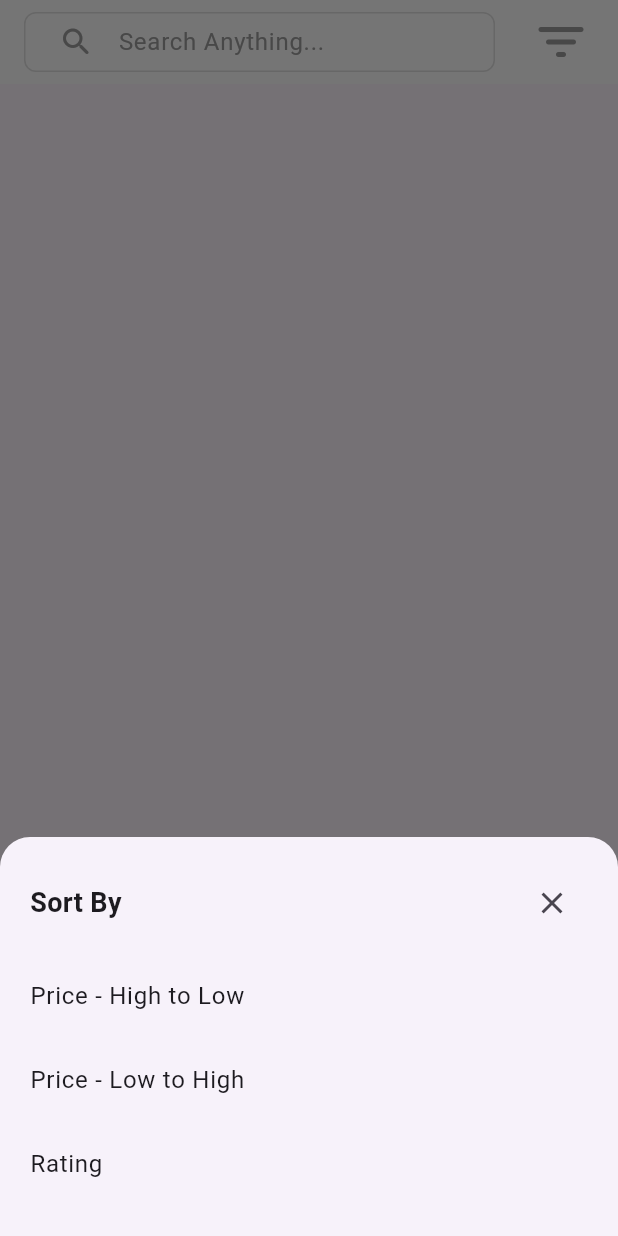
After one commit to khandakerahsunhabib/ecommerce_product_listing, a Flutter app: the SearchScreen screen opened by its route, after a tap on the "filter list" icon, on a phone screen of 412 x 824 dp. The commit adds this screen. Run offline on Flutter 3.47's test engine with Material 3 defaults, Android fonts, the phone set to English and light mode, and no system bars; our stand-ins replace get; network calls fail.

Commit message:
Search screen search field added, filter icon added to the appbar and also sorting bottom navigation drawer design is done.

```diff
--- a/lib/app.dart
+++ b/lib/app.dart
@@ -1,13 +1,21 @@
 import 'package:ecommerce_product_listing/screens/home/home_screen.dart';
+import 'package:ecommerce_product_listing/screens/search/search_screen.dart';
 import 'package:flutter/material.dart';
+import 'package:get/get.dart';
+
 class EcommerceProductListingApp extends StatelessWidget {
   const EcommerceProductListingApp({super.key});
 
   @override
   Widget build(BuildContext context) {
-    return MaterialApp(
+    return GetMaterialApp(
+      title: 'E-commerce Product Listing App',
       debugShowCheckedModeBanner: false,
-      home: HomeScreen(),
+      initialRoute: HomeScreen.name,
+      routes: {
+        HomeScreen.name: (context) => const HomeScreen(),
+        SearchScreen.name: (context) => const SearchScreen(),
+      },
     );
   }
 }
--- a/lib/screens/home/home_screen.dart
+++ b/lib/screens/home/home_screen.dart
@@ -1,13 +1,17 @@
+import 'package:ecommerce_product_listing/screens/search/search_screen.dart';
 import 'package:ecommerce_product_listing/widgets/product_listing_app_bar.dart';
 import 'package:flutter/material.dart';
+import 'package:get/get.dart';
 
 class HomeScreen extends StatelessWidget {
   const HomeScreen({super.key});
 
+  static const String name = '/';
+
   @override
   Widget build(BuildContext context) {
     return Scaffold(
-      appBar: ProductListingAppBar(),
+      appBar: ProductListingAppBar(child: _buildSearchFieldContents(context)),
       body: Padding(
         padding: const EdgeInsets.all(8.0),
         child: GridView.builder(
@@ -21,6 +25,31 @@ class HomeScreen extends StatelessWidget {
           itemBuilder: (context, index) {
             return _buildProductItemCard();
           },
+        ),
+      ),
+    );
+  }
+
+  Widget _buildSearchFieldContents(BuildContext context) {
+    return GestureDetector(
+      onTap: () {
+        Get.to(() => SearchScreen(), transition: Transition.rightToLeft);
+      },
+      child: Padding(
+        padding: const EdgeInsets.symmetric(horizontal: 10, vertical: 5),
+        child: Row(
+          mainAxisAlignment: MainAxisAlignment.start,
+          crossAxisAlignment: CrossAxisAlignment.center,
+          children: [
+            Icon(Icons.search_rounded, color: Colors.grey, size: 30),
+            const SizedBox(width: 10),
+            Text(
+              'Search Anything...',
+              style: Theme.of(
+                context,
+              ).textTheme.bodyLarge!.copyWith(color: Colors.grey),
+            ),
+          ],
         ),
       ),
     );
--- /dev/null
+++ b/lib/screens/search/search_screen.dart
@@ -0,0 +1,93 @@
+import 'package:ecommerce_product_listing/widgets/product_listing_app_bar.dart';
+import 'package:flutter/material.dart';
+import 'package:get/get.dart';
+
+class SearchScreen extends StatelessWidget {
+  const SearchScreen({super.key});
+
+  static const String name = 'search_screen';
+
+  @override
+  Widget build(BuildContext context) {
+    return Scaffold(
+      appBar: ProductListingAppBar(
+        onTap: () => _showSortBottomSheet(context),
+        icon: Icons.filter_list_rounded,
+        child: _buildSearchFieldContents(context),
+      ),
+    );
+  }
+
+  Widget _buildSearchFieldContents(BuildContext context) {
+    return GestureDetector(
+      onTap: () {
+        Get.to(() => SearchScreen(), transition: Transition.rightToLeft);
+      },
+      child: Padding(
+        padding: const EdgeInsets.symmetric(horizontal: 10, vertical: 5),
+        child: TextFormField(
+          decoration: InputDecoration(
+            border: OutlineInputBorder(borderSide: BorderSide.none),
+            contentPadding: EdgeInsets.zero,
+            prefixIcon: Icon(Icons.search_rounded, color: Colors.grey),
+            hintText: 'Search Anything...',
+            hintStyle: TextStyle(color: Colors.grey),
+          ),
+        ),
+      ),
+    );
+  }
+
+  void _showSortBottomSheet(BuildContext context) {
+    showModalBottomSheet(
+      context: context,
+      shape: const RoundedRectangleBorder(
+        borderRadius: BorderRadius.vertical(top: Radius.circular(20)),
+      ),
+      builder: (_) {
+        return Padding(
+          padding: const EdgeInsets.all(20),
+          child: Column(
+            mainAxisSize: MainAxisSize.min,
+            crossAxisAlignment: CrossAxisAlignment.start,
+            children: [
+              Row(
+                children: [
+                  const Expanded(
+                    child: Text(
+                      'Sort By',
+                      style: TextStyle(
+                        fontWeight: FontWeight.bold,
+                        fontSize: 18,
+                      ),
+                    ),
+                  ),
+                  IconButton(
+                    icon: const Icon(Icons.close),
+                    onPressed: () => Navigator.pop(context),
+                  ),
+                ],
+              ),
+              const SizedBox(height: 10),
+              ListTile(
+                contentPadding: EdgeInsets.zero,
+                title: const Text('Price - High to Low'),
+                onTap: () => Navigator.pop(context),
+              ),
+              ListTile(
+                contentPadding: EdgeInsets.zero,
+                title: const Text('Price - Low to High'),
+                onTap: () => Navigator.pop(context),
+              ),
+              ListTile(
+                contentPadding: EdgeInsets.zero,
+                title: const Text('Rating'), // fixed spelling
+                onTap: () => Navigator.pop(context),
+              ),
+            ],
+          ),
+        );
+      },
+    );
+  }
+}
--- a/lib/widgets/product_listing_app_bar.dart
+++ b/lib/widgets/product_listing_app_bar.dart
@@ -2,11 +2,32 @@ import 'package:flutter/material.dart';
 
 class ProductListingAppBar extends StatelessWidget
     implements PreferredSizeWidget {
-  const ProductListingAppBar({super.key});
+  const ProductListingAppBar({
+    super.key,
+    required this.child,
+    this.icon,
+    this.onTap,
+  });
+
+  final Widget child;
+  final IconData? icon;
+  final Function? onTap;
 
   @override
   Widget build(BuildContext context) {
     return AppBar(
+      actions: [
+        icon == null
+            ? SizedBox()
+            : Padding(
+              padding: EdgeInsets.only(right: 10),
+              child: IconButton(
+                onPressed: () => onTap?.call(),
+                icon: Icon(icon, size: 40, color: Colors.grey),
+              ),
+            ),
+      ],
+      automaticallyImplyLeading: false,
       title: Container(
         height: 40,
         decoration: BoxDecoration(
@@ -14,36 +35,13 @@ class ProductListingAppBar extends StatelessWidget
           borderRadius: BorderRadius.circular(8),
           border: Border.all(color: Colors.grey.shade300),
         ),
-        child: _buildSearchFieldContents(context),
+        child: child,
       ),
       backgroundColor: Colors.white,
       elevation: 0,
     );
   }
 
-  Widget _buildSearchFieldContents(BuildContext context) {
-    return GestureDetector(
-      onTap: () {},
-      child: Padding(
-        padding: const EdgeInsets.symmetric(horizontal: 10, vertical: 5),
-        child: Row(
-          mainAxisAlignment: MainAxisAlignment.start,
-          crossAxisAlignment: CrossAxisAlignment.center,
-          children: [
-            Icon(Icons.search_rounded, color: Colors.grey, size: 30),
-            const SizedBox(width: 10),
-            Text(
-              'Search Anything...',
-              style: Theme.of(
-                context,
-              ).textTheme.bodyLarge!.copyWith(color: Colors.grey),
-            ),
-          ],
-        ),
-      ),
-    );
-  }
-
   @override
   Size get preferredSize => const Size.fromHeight(kToolbarHeight);
 }
```
